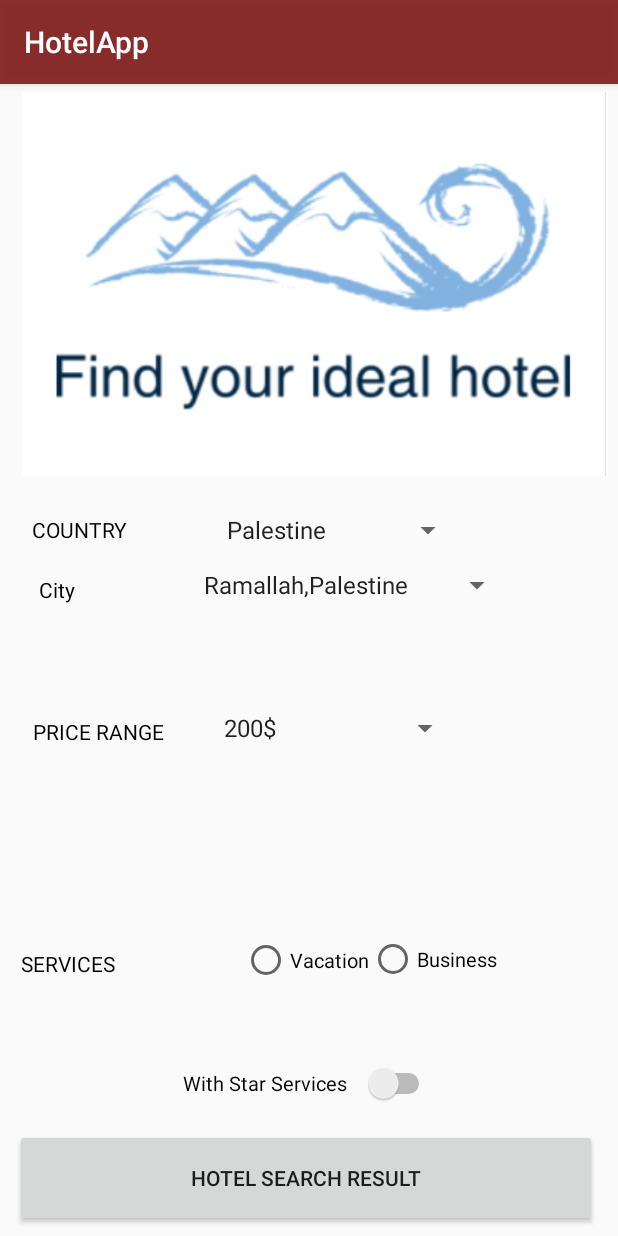
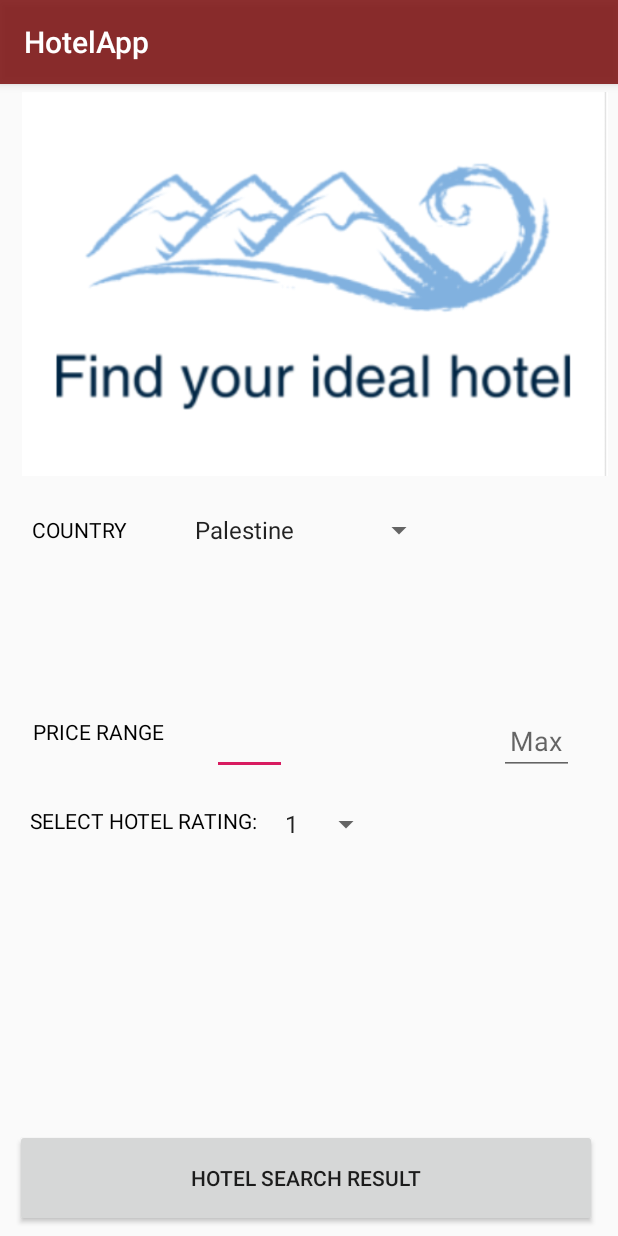
Before and after one commit to TessTheCreator/AndroidProj, an Android app: the FindHotel_Activity screen opened directly, with no data from a screen before it, on a phone screen of 412 x 824 dp. Run offline under Robolectric (Android 15) with nearby library versions, the phone set to English and light mode, and no system bars.

Commit message:
lots of changes

```diff
--- a/app/src/main/java/com/example/hotelapp/FindHotel_Activity.java
+++ b/app/src/main/java/com/example/hotelapp/FindHotel_Activity.java
@@ -10,6 +10,7 @@ import android.view.View;
 import android.widget.AdapterView;
 import android.widget.ArrayAdapter;
 import android.widget.Button;
+import android.widget.EditText;
 import android.widget.RadioButton;
 import android.widget.RadioGroup;
 import android.widget.Spinner;
@@ -21,108 +22,77 @@ import java.util.List;
 
 public class FindHotel_Activity extends AppCompatActivity {
 
-    private Switch swtStarServes;
-    private RadioGroup radG_Service;
-    private Spinner spn_country;
-    private Spinner spn_city;
-    private Spinner spn_PriceRange;
+    Spinner countrySpinner;
+    Spinner starsSpinner;
+    EditText minValue;
+    EditText maxValue;
+    String country;
+    int starValue;
+    int min;
+    int max;
+
     //private List<String> Entry = new ArrayList<String >();//to save Entry if needed
     @Override
     protected void onCreate(Bundle savedInstanceState) {
+
         super.onCreate(savedInstanceState);
         setContentView(R.layout.activity_find_hotel_);
-        //Not USe Yet _For Handling View Event..
-       // HandlingViewEvent();
-        //Todo:Save Entry .. and search for Hotel
+        countrySpinner = findViewById(R.id.spn_country);
+        starsSpinner = findViewById(R.id.spn_stars);
+        minValue = findViewById(R.id.min);
+        maxValue = findViewById(R.id.max);
+        minValue.setOnFocusChangeListener(new View.OnFocusChangeListener() {
+            public void onFocusChange(View v, boolean hasFocus) {
+                if (hasFocus)
+                    minValue.setHint("");
+
+            }
+        });
+        maxValue.setOnFocusChangeListener(new View.OnFocusChangeListener() {
+            public void onFocusChange(View v, boolean hasFocus) {
+                if (hasFocus)
+                    maxValue.setHint("");
+
+            }
+        });
+
+
+
+
+
+
     }
 
     //--Button Activity--
     public void btnOnClickHotelSearchResult(View view) {
-        //This Method Should Show ListOfHotel as a search Result
-        startActivity(new Intent(this,HotelSearchResult.class));
-        //Todo:send Intent loaded with (city,or Id object),depined on search result
+        if(minValue.getText().toString().matches("")||maxValue.toString().matches(""))
+            DisplayToast("Please don't leave empty fields");
+        else {
+
+
+            country = countrySpinner.getSelectedItem().toString();
+            min = Integer.parseInt(minValue.getText().toString());
+            max = Integer.parseInt(maxValue.getText().toString());
+            starValue = Integer.parseInt(starsSpinner.getSelectedItem().toString());
+            Intent intent = new Intent(this, HotelSearchResult.class);
+            intent.putExtra("Country", country);
+            intent.putExtra("min", min);
+            intent.putExtra("max", max);
+            intent.putExtra("stars", starValue);
+          if(max<=min)
+                DisplayToast("Error, Please input correct values for min and max");
+            else
+                startActivity(intent);
+        }
 
     }
 
-    //Note:Not Active Function..
-    private void HandlingViewEvent() {
-        //--RadioGroup--
-        radG_Service = (RadioGroup) findViewById(R.id.radG_Service);
-        radG_Service.setOnCheckedChangeListener(new RadioGroup.OnCheckedChangeListener() {
-            @Override
-            public void onCheckedChanged(RadioGroup group, int checkedId) {
-                //---RadioButton---
-                RadioButton radb_Vacation =findViewById(R.id.radb_Vacation);
-                if(radb_Vacation.isChecked()){
-                    DisplayToast("Option Vacation");
-                   // Entry.add("Vacation");
-                }   else {
-                    DisplayToast("Option Business");
-                }
-            }
-        });
-        //--Spinner City--
-        final String []City = getResources().getStringArray(R.array.City_Spinner);
-        spn_city = findViewById(R.id.spn_city);
-        spn_city.setOnItemSelectedListener(new AdapterView.OnItemSelectedListener() {
-            @Override
-            public void onItemSelected(AdapterView<?> parent, View view, int position, long id) {
-                int index = parent.getSelectedItemPosition();
-                Toast.makeText(getBaseContext(),
-                        "You have selected item : " + City[index], Toast.LENGTH_SHORT).show();
-            }
-            @Override
-            public void onNothingSelected(AdapterView<?> parent) {
-
-            }
-        });
-        //--Spinner Country--
-        final String []Country = getResources().getStringArray(R.array.country_Spinner);
-        spn_country = findViewById(R.id.spn_country);
-        spn_country.setOnItemSelectedListener(new AdapterView.OnItemSelectedListener() {
-            @Override
-            public void onItemSelected(AdapterView<?> parent, View view, int position, long id) {
-                int index = parent.getSelectedItemPosition();
-                Toast.makeText(getBaseContext(),
-                        "You have selected item : " + Country[index], Toast.LENGTH_SHORT).show();
-            }
-            @Override
-            public void onNothingSelected(AdapterView<?> parent) {
-
-            }
-        });
-        //--Spinner PriceRange--
-        final String []PriceRange = getResources().getStringArray(R.array.Price_Spinner);
-        spn_PriceRange = findViewById(R.id.spn_PriceRange);
-        spn_PriceRange.setOnItemSelectedListener(new AdapterView.OnItemSelectedListener() {
-            @Override
-            public void onItemSelected(AdapterView<?> parent, View view, int position, long id) {
-                int index = parent.getSelectedItemPosition();
-                Toast.makeText(getBaseContext(),
-                        "You have selected item : " + PriceRange[index], Toast.LENGTH_SHORT).show();
-            }
-            @Override
-            public void onNothingSelected(AdapterView<?> parent) {
-
-            }
-        });
-        //--Switch--
-        swtStarServes = findViewById(R.id.swtStarServes);
-        swtStarServes.setOnClickListener(new View.OnClickListener() {
-            @Override
-            public void onClick(View v) {
-                if (swtStarServes.isChecked()){
-                    DisplayToast("Star Services Added");
-                }//else do Nothing
-            }
-        });
-    }
 
     //--Toast Message --
-    private void DisplayToast(String msg)
-    {
+    private void DisplayToast(String msg) {
         Toast.makeText(getBaseContext(), msg,
                 Toast.LENGTH_SHORT).show();
+
+
     }
-
 }
--- a/app/src/main/res/layout/activity_find_hotel_.xml
+++ b/app/src/main/res/layout/activity_find_hotel_.xml
@@ -33,39 +33,57 @@
         android:text="PRICE RANGE"
         android:textColor="@android:color/black" />
 
-    <Spinner
-        android:id="@+id/spn_PriceRange"
-        android:layout_width="166dp"
+    <EditText
+        android:id="@+id/min"
+        android:layout_width="50dp"
+        android:textAlignment="center"
         android:layout_height="wrap_content"
         android:layout_alignParentStart="true"
         android:layout_alignParentTop="true"
         android:layout_centerHorizontal="true"
         android:layout_marginStart="141dp"
-        android:layout_marginTop="417dp"
-        android:entries="@array/Price_Spinner" />
+        android:layout_marginTop="415dp"
+        android:inputType="number"
+        android:hint="Min"
+   />
+    <EditText
+        android:id="@+id/max"
+        android:layout_width="50dp"
+        android:textAlignment="center"
+        android:layout_height="wrap_content"
+        android:hint="Max"
+        android:layout_toRightOf="@id/min"
+        android:layout_centerHorizontal="true"
+        android:layout_marginStart="141dp"
+        android:layout_marginTop="415dp"
+        android:inputType="number"
 
+        />
+
+    <Spinner
+
+        android:id="@+id/spn_stars"
+        android:layout_width="wrap_content"
+        android:layout_height="wrap_content"
+       android:layout_toRightOf="@id/stars_Text"
+        android:layout_below="@id/txt_PriceRange"
+        android:layout_marginTop="40dp"
+        android:entries="@array/stars_Spinner"
+        android:layout_marginLeft="10dp"
+        />
     <TextView
-        android:id="@+id/txt_city"
-        android:layout_width="66dp"
+        android:id="@+id/stars_Text"
+        android:layout_width="wrap_content"
         android:layout_height="wrap_content"
-        android:layout_alignParentStart="true"
-        android:layout_alignParentTop="true"
-        android:layout_centerVertical="true"
-        android:layout_marginStart="26dp"
-        android:layout_marginTop="327dp"
-        android:text="@string/city"
+        android:text="SELECT HOTEL RATING:"
+        android:layout_below="@id/txt_PriceRange"
+        android:layout_marginTop="40dp"
+        android:layout_marginLeft="20dp"
         android:textColor="@android:color/black" />
 
-    <Spinner
-        android:id="@+id/spn_city"
-        android:layout_width="214dp"
-        android:layout_height="wrap_content"
-        android:layout_alignParentStart="true"
-        android:layout_alignParentTop="true"
-        android:layout_centerInParent="true"
-        android:layout_marginStart="128dp"
-        android:layout_marginTop="322dp"
-        android:entries="@array/City_Spinner" />
+
+
+
 
     <TextView
         android:id="@+id/txt_COUNTRY"
@@ -82,8 +100,6 @@
         android:id="@+id/spn_country"
         android:layout_width="168dp"
         android:layout_height="wrap_content"
-        android:layout_alignStart="@+id/spn_PriceRange"
-        android:layout_alignEnd="@+id/spn_PriceRange"
         android:layout_alignParentTop="true"
         android:layout_centerHorizontal="true"
         android:layout_marginStart="2dp"
@@ -91,61 +107,6 @@
         android:layout_marginEnd="-2dp"
         android:entries="@array/country_Spinner"
         android:gravity="center" />
-
-    <TextView
-        android:id="@+id/txtServices"
-        android:layout_width="wrap_content"
-        android:layout_height="wrap_content"
-        android:layout_alignParentStart="true"
-        android:layout_alignParentBottom="true"
-        android:layout_marginStart="14dp"
-        android:layout_marginBottom="172dp"
-        android:text="@string/services"
-        android:textColor="@android:color/black" />
-
-    <RadioGroup
-        android:id="@+id/radG_Service"
-        android:layout_width="211dp"
-        android:layout_height="wrap_content"
-        android:layout_alignParentEnd="true"
-        android:layout_alignParentBottom="true"
-        android:layout_marginEnd="39dp"
-        android:layout_marginBottom="168dp"
-        android:orientation="horizontal">
-
-        <RadioButton
-            android:id="@+id/radb_Vacation"
-            android:layout_width="wrap_content"
-            android:layout_height="wrap_content"
-            android:layout_marginTop="6dp"
-            android:layout_marginBottom="0dp"
-            android:text="@string/vacation"
-            android:textSize="6pt" />
-        <!-- android:onClick="OnRadioButtonClick"-->
-
-        <!-- android:onClick="OnRadioButtonClick"-->
-        <RadioButton
-            android:id="@+id/radb_Business"
-            android:layout_width="124dp"
-            android:layout_height="wrap_content"
-            android:layout_marginTop="5dp"
-            android:layout_marginEnd="113dp"
-            android:layout_marginBottom="0dp"
-            android:text="@string/business"
-            android:textSize="6pt" />
-    </RadioGroup>
-
-    <Switch
-        android:id="@+id/swtStarServes"
-        android:layout_width="168dp"
-        android:layout_height="wrap_content"
-        android:layout_alignParentBottom="true"
-        android:layout_centerHorizontal="true"
-        android:layout_gravity="center"
-        android:layout_marginStart="40dp"
-        android:layout_marginBottom="88dp"
-        android:text="@string/with_star_services"
-        android:textSize="6pt" />
 
     <Button
         android:id="@+id/btn_hotelListResult"
--- a/app/src/main/res/values/strings.xml
+++ b/app/src/main/res/values/strings.xml
@@ -17,6 +17,13 @@
         <item>Morocco</item>
         <item>Jordan</item>
         <item>Egypt</item>
+    </string-array>
+    <string-array name="stars_Spinner">
+        <item>1</item>
+        <item>2</item>
+        <item>3</item>
+        <item>4</item>
+        <item>5</item>
     </string-array>
     <string-array name="City_Spinner">
         <item>Ramallah,Palestine </item>
```
Also changed, not shown: app/src/main/java/com/example/hotelapp/HotelSearchResult.java (+59 -1 lines), app/src/main/java/com/example/hotelapp/Models/Hotel.java (+6 -55 lines), app/src/main/java/com/example/hotelapp/Models/Room.java (deleted, +0 -45 lines), app/src/main/java/com/example/hotelapp/Models/Visit.java (+31 -20 lines).
